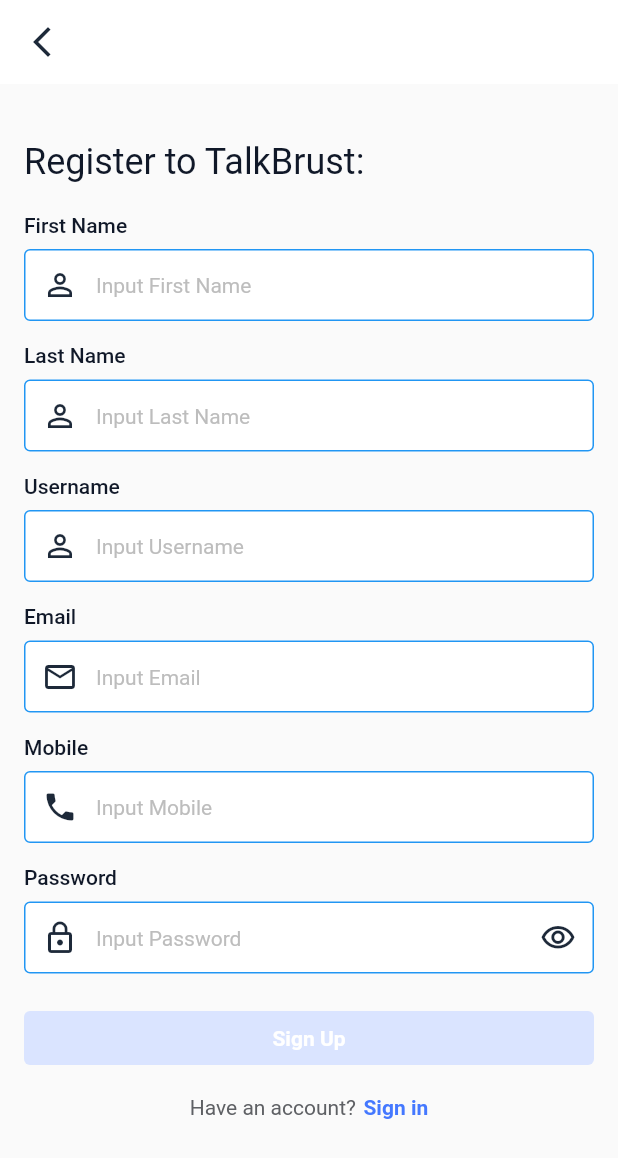
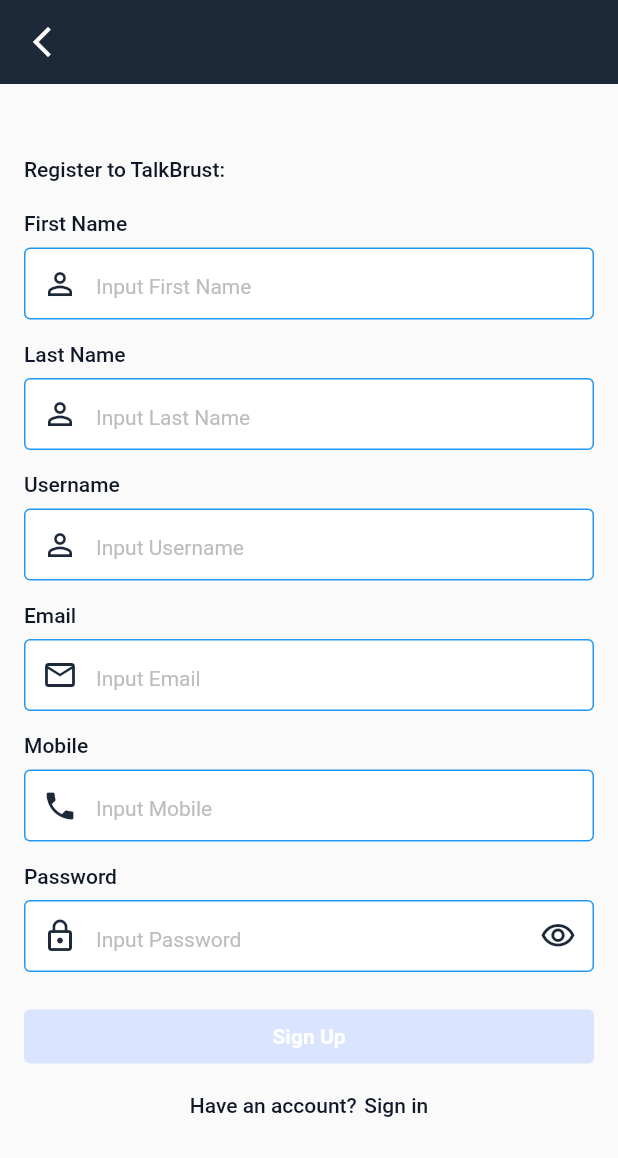
Before and after one commit to Hasan082/TalkBurst-Social, a Flutter app: the SignUpScreen screen opened directly, on a phone screen of 412 x 824 dp. Shown: the top 1158 px of the screen. Run offline on Flutter 3.47's test engine with Material 2 defaults, Android fonts, the phone set to English and light mode, and no system bars; our stand-ins replace device_preview, get, package_info_plus.

Commit message:
Splash SCreen done with theme manager update with signup page optimize

```diff
--- /dev/null
+++ b/lib/application/app_binding.dart
@@ -0,0 +1,10 @@
+import 'package:get/get.dart';
+import '../controller/splash_controller.dart';
+
+
+class AppBindings extends Bindings {
+  @override
+  void dependencies() {
+    Get.put<SplashController>(SplashController());
+  }
+}
--- a/lib/views/auth/signup_screen.dart
+++ b/lib/views/auth/signup_screen.dart
@@ -31,13 +31,22 @@
   // Regular expression for a basic mobile number validation
   final RegExp mobileRegex = RegExp(r'^[0-9]{11}$');
 
+  //ALL TEXT WIDGET====
+  Widget pageTextWidget(BuildContext context, String text) {
+    return Text(
+      text,
+      style: Theme.of(context).textTheme.bodySmall,
+    );
+  }
+
+
+
   @override
   Widget build(BuildContext context) {
     return Scaffold(
       appBar: AppBar(
         leading: const Icon(
           Icons.arrow_back_ios_new_outlined,
-          color: Color.fromRGBO(29, 41, 57, 1),
         ),
       ),
       body: SafeArea(
@@ -50,25 +59,11 @@
                 child: Column(
                   crossAxisAlignment: CrossAxisAlignment.start,
                   children: [
-                    const Text(
-                      'Register to TalkBrust:',
-                      style: TextStyle(
-                        fontSize: 24,
-                        fontWeight: FontWeight.w400,
-                        color: Color.fromRGBO(16, 24, 40, 1),
-                      ),
-                    ),
+                    pageTextWidget(context, 'Register to TalkBrust:'),
                     const SizedBox(
                       height: 20,
                     ),
-                    const Text(
-                      'First Name',
-                      style: TextStyle(
-                        fontSize: 14,
-                        fontWeight: FontWeight.w500,
-                        color: Color.fromRGBO(16, 24, 40, 1),
-                      ),
-                    ),
+                    pageTextWidget(context, 'First Name'),
                     const SizedBox(
                       height: 8,
                     ),
@@ -89,14 +84,7 @@
                     const SizedBox(
                       height: 15,
                     ),
-                    const Text(
-                      'Last Name',
-                      style: TextStyle(
-                        fontSize: 14,
-                        fontWeight: FontWeight.w500,
-                        color: Color.fromRGBO(16, 24, 40, 1),
-                      ),
-                    ),
+                    pageTextWidget(context, 'Last Name',),
                     const SizedBox(
                       height: 8,
                     ),
@@ -117,14 +105,7 @@
                     const SizedBox(
                       height: 15,
                     ),
-                    const Text(
-                      'Username',
-                      style: TextStyle(
-                        fontSize: 14,
-                        fontWeight: FontWeight.w500,
-                        color: Color.fromRGBO(16, 24, 40, 1),
-                      ),
-                    ),
+                    pageTextWidget(context, 'Username',),
                     const SizedBox(
                       height: 8,
                     ),
@@ -145,14 +126,7 @@
                     const SizedBox(
                       height: 15,
                     ),
-                    const Text(
-                      'Email',
-                      style: TextStyle(
-                        fontSize: 14,
-                        fontWeight: FontWeight.w500,
-                        color: Color.fromRGBO(16, 24, 40, 1),
-                      ),
-                    ),
+                    pageTextWidget(context, 'Email',),
                     const SizedBox(
                       height: 8,
                     ),
@@ -176,14 +150,7 @@
                     const SizedBox(
                       height: 15,
                     ),
-                    const Text(
-                      'Mobile',
-                      style: TextStyle(
-                        fontSize: 14,
-                        fontWeight: FontWeight.w500,
-                        color: Color.fromRGBO(16, 24, 40, 1),
-                      ),
-                    ),
+                    pageTextWidget(context, 'Mobile',),
                     const SizedBox(
                       height: 8,
                     ),
@@ -207,14 +174,7 @@
                     const SizedBox(
                       height: 15,
                     ),
-                    const Text(
-                      'Password',
-                      style: TextStyle(
-                        fontSize: 14,
-                        fontWeight: FontWeight.w500,
-                        color: Color.fromRGBO(16, 24, 40, 1),
-                      ),
-                    ),
+                    pageTextWidget(context, 'Password',),
                     const SizedBox(
                       height: 8,
                     ),
@@ -243,13 +203,14 @@
                       height: 25,
                     ),
                     CustomElevatedBtn(
-                        onPressed: () {
-                          if (_formKey.currentState!.validate()) {
-                            if (kDebugMode) {
-                              print('Registration successful!');
-                            }
+                      onPressed: () {
+                        if (_formKey.currentState!.validate()) {
+                          if (kDebugMode) {
+                            print('Registration successful!');
                           }
-                        }, activeBtn: activeBtn,
+                        }
+                      },
+                      activeBtn: activeBtn,
                       btnText: 'Sign Up',
                     ),
                     const SizedBox(
@@ -258,14 +219,7 @@
                     Row(
                       mainAxisAlignment: MainAxisAlignment.center,
                       children: [
-                        const Text(
-                          'Have an account?',
-                          style: TextStyle(
-                            fontSize: 14,
-                            fontWeight: FontWeight.w400,
-                            color: Color.fromRGBO(94, 96, 100, 1),
-                          ),
-                        ),
+                        pageTextWidget(context, 'Have an account?'),
                         const SizedBox(
                           width: 5,
                         ),
@@ -273,19 +227,12 @@
                           onTap: () {
                             Get.offAll(() => const LoginScreen());
                           },
-                          child: const Text(
-                            'Sign in',
-                            style: TextStyle(
-                              fontSize: 14,
-                              fontWeight: FontWeight.w600,
-                              color: Color.fromRGBO(68, 120, 255, 1),
-                            ),
-                          ),
+                          child: pageTextWidget(context, 'Sign in',),
                         ),
                       ],
                     ),
                     const SizedBox(
-                      height: 40,
+                      height: 30,
                     ),
                   ],
                 ),
@@ -296,4 +243,5 @@
       ),
     );
   }
+
 }
--- a/pubspec.yaml
+++ b/pubspec.yaml
@@ -37,6 +37,7 @@
   cupertino_icons: ^1.0.2
   device_preview: ^1.1.0
   get: ^4.6.6
+  package_info_plus: ^4.1.0
 
 dev_dependencies:
   flutter_test:
@@ -61,9 +62,8 @@
   uses-material-design: true
 
   # To add assets to your application, add an assets section, like this:
-  # assets:
-  #   - images/a_dot_burr.jpeg
-  #   - images/a_dot_ham.jpeg
+  assets:
+    - assets/images/
 
   # An image asset can refer to one or more resolution-specific "variants", see
   # https://flutter.dev/assets-and-images/#resolution-aware
```
Also changed, not shown: lib/application/app.dart (+5 -3 lines), lib/application/them_manager.dart (+26 -1 lines), lib/controller/splash_controller.dart (added, +31 -0 lines), lib/views/auth/spalsh_screen.dart (+41 -0 lines), assets/images/logo_dark.png (renamed from assets/images/logo/logo_dark.png), assets/images/logo_light.png (renamed from assets/images/logo/logo_black.png), pubspec.lock, 2 other files.
